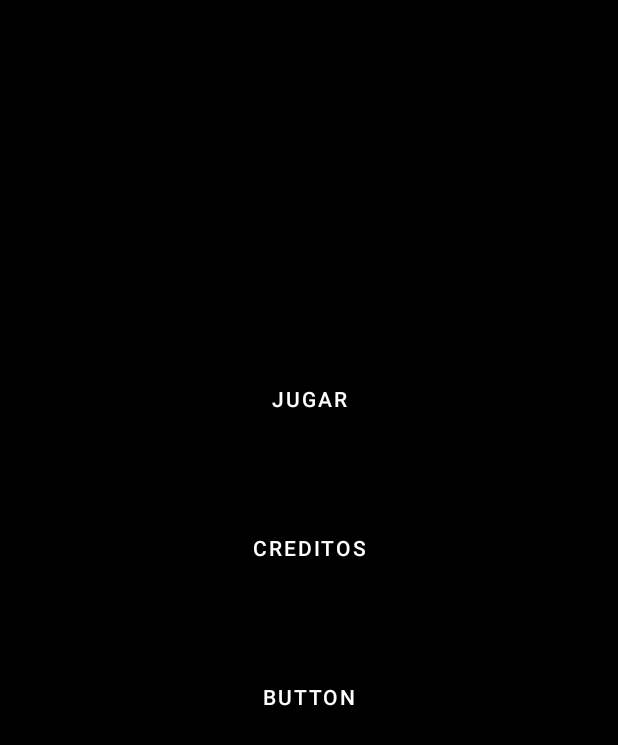
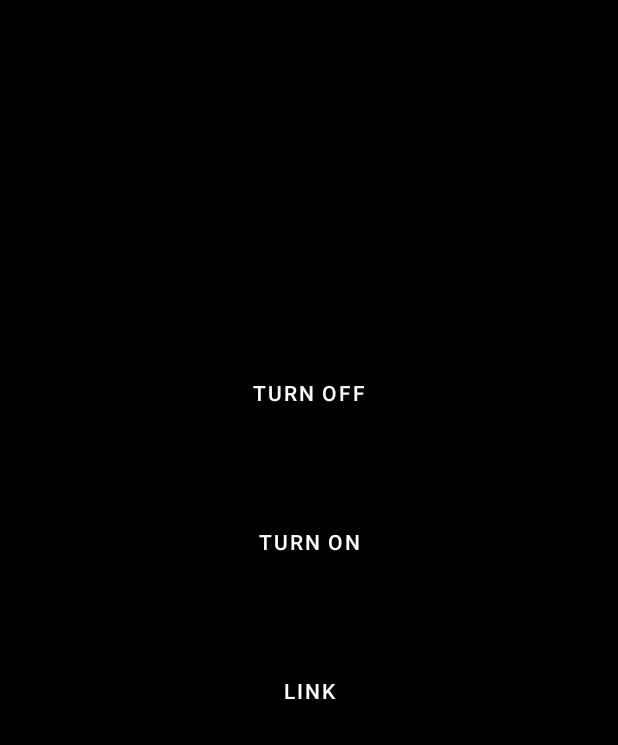
Before and after one commit to Miguemoliaga/SimonSays, an Android app: the layout sound_fragment.xml on its own in the app's theme, with its tools: preview values and no code run, on a phone screen of 412 x 824 dp. Shown: the top 745 px of the screen. Run offline under Robolectric (Android 15) with nearby library versions, the phone set to English and light mode, and no system bars.

Commit message:
interfaz pulidita bacanita

```diff
--- a/app/src/main/res/layout/sound_fragment.xml
+++ b/app/src/main/res/layout/sound_fragment.xml
@@ -11,8 +11,8 @@
         android:id="@+id/b_toff"
         android:layout_width="183dp"
         android:layout_height="59dp"
-        android:layout_marginTop="236dp"
-        android:text="JUGAR"
+        android:layout_marginTop="232dp"
+        android:text="TURN OFF"
         app:layout_constraintEnd_toEndOf="parent"
         app:layout_constraintStart_toStartOf="parent"
         app:layout_constraintTop_toTopOf="parent" />
@@ -22,7 +22,7 @@
         android:layout_width="183dp"
         android:layout_height="59dp"
         android:layout_marginTop="40dp"
-        android:text="CREDITOS"
+        android:text="TURN ON"
         app:layout_constraintEnd_toEndOf="parent"
         app:layout_constraintStart_toStartOf="parent"
         app:layout_constraintTop_toBottomOf="@+id/b_toff" />
@@ -32,7 +32,7 @@
         android:layout_width="183dp"
         android:layout_height="59dp"
         android:layout_marginTop="40dp"
-        android:text="Button"
+        android:text="LINK"
         app:layout_constraintEnd_toEndOf="parent"
         app:layout_constraintStart_toStartOf="parent"
         app:layout_constraintTop_toBottomOf="@+id/b_ton" />
--- a/app/src/main/res/values/themes.xml
+++ b/app/src/main/res/values/themes.xml
@@ -10,7 +10,7 @@
         <item name="colorSecondaryVariant">@color/teal_700</item>
         <item name="colorOnSecondary">@color/black</item>
         <!-- Status bar color. -->
-        <item name="android:statusBarColor" tools:targetApi="l">?attr/colorPrimaryVariant</item>
+        <item name="android:statusBarColor" tools:targetApi="l">?attr/colorPrimary</item>
         <!-- Customize your theme here. -->
     </style>
 </resources>
```
Also changed, not shown: app/src/main/java/com/mmartine/simonsays/fragments/MainMenuFragment.java (+23 -4 lines), app/src/main/res/layout/menu_fragment.xml (+8 -8 lines).
